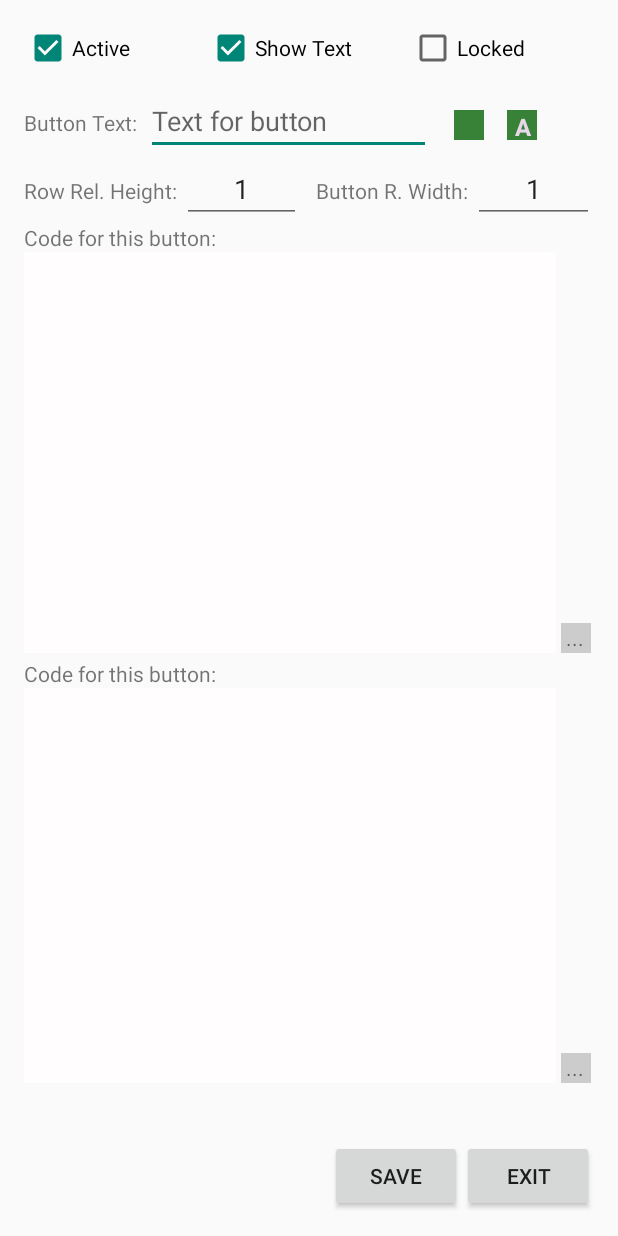
After one commit to fmtoro/ProgrammableCalculator, an Android app: the EditBtnActivity screen opened directly, with no data from a screen before it, on a phone screen of 412 x 824 dp. The commit adds this screen. Run offline under Robolectric (Android 15) with nearby library versions, the phone set to English and light mode, and no system bars.

Commit message:
Edit button XML (Draft)

```diff
--- /dev/null
+++ b/app/src/main/java/com/ftpha/programmablecalculator/EditBtnActivity.java
@@ -0,0 +1,43 @@
+/*
+ * Copyright (c) 2015. Fernando Toro. All rights reserved
+ */
+
+package com.ftpha.programmablecalculator;
+
+import android.app.Activity;
+import android.support.v7.app.ActionBarActivity;
+import android.os.Bundle;
+import android.view.Menu;
+import android.view.MenuItem;
+
+
+public class EditBtnActivity extends Activity {
+
+    @Override
+    protected void onCreate(Bundle savedInstanceState) {
+        super.onCreate(savedInstanceState);
+        setContentView(R.layout.activity_edit_btn);
+    }
+
+    @Override
+    public boolean onCreateOptionsMenu(Menu menu) {
+        // Inflate the menu; this adds items to the action bar if it is present.
+        getMenuInflater().inflate(R.menu.menu_edit_btn, menu);
+        return true;
+    }
+
+    @Override
+    public boolean onOptionsItemSelected(MenuItem item) {
+        // Handle action bar item clicks here. The action bar will
+        // automatically handle clicks on the Home/Up button, so long
+        // as you specify a parent activity in AndroidManifest.xml.
+        int id = item.getItemId();
+
+        //noinspection SimplifiableIfStatement
+        if (id == R.id.action_settings) {
+            return true;
+        }
+
+        return super.onOptionsItemSelected(item);
+    }
+}
--- /dev/null
+++ b/app/src/main/res/layout/activity_edit_btn.xml
@@ -0,0 +1,277 @@
+<!--
+  ~ Copyright (c) 2015. Fernando Toro. All rights reserved
+  -->
+
+<LinearLayout
+    xmlns:android="http://schemas.android.com/apk/res/android"
+    xmlns:tools="http://schemas.android.com/tools"
+    android:layout_width="match_parent"
+    android:layout_height="match_parent"
+    android:paddingLeft="@dimen/activity_horizontal_margin"
+    android:paddingRight="@dimen/activity_horizontal_margin"
+    android:paddingTop="@dimen/activity_vertical_margin"
+    android:paddingBottom="@dimen/activity_vertical_margin"
+    tools:context="com.ftpha.programmablecalculator.EditBtnActivity"
+    android:orientation="vertical">
+
+    <LinearLayout
+        android:layout_width="match_parent"
+        android:layout_height="wrap_content"
+        android:orientation="horizontal">
+
+        <CheckBox
+            android:layout_width="0dp"
+            android:layout_weight="1"
+            android:layout_height="wrap_content"
+            android:text="Active"
+            android:id="@+id/checkBox"
+            android:checked="true"/>
+
+        <CheckBox
+            android:layout_width="0dp"
+            android:layout_weight="1.1"
+            android:layout_height="wrap_content"
+            android:text="Show Text"
+            android:id="@+id/checkBox2"
+            android:checked="true"/>
+
+        <CheckBox
+            android:layout_width="0dp"
+            android:layout_weight="1"
+            android:layout_height="wrap_content"
+            android:text="Locked"
+            android:id="@+id/checkBox3"/>
+    </LinearLayout>
+
+    <LinearLayout
+        android:layout_width="match_parent"
+        android:layout_height="wrap_content"
+        android:orientation="horizontal"
+        android:layout_marginTop="10dp">
+        <TextView
+            android:text="@string/buttonText"
+            android:layout_width="0dp"
+            android:layout_weight="6"
+            android:layout_height="wrap_content"/>
+        <EditText
+            android:layout_width="0dp"
+            android:layout_weight="14"
+            android:layout_height="wrap_content"
+            android:hint="Text for button"
+            />
+        <LinearLayout
+            android:layout_width="0dp"
+            android:layout_weight="8"
+            android:layout_height="match_parent"
+            android:layout_gravity="bottom"
+            >
+            <LinearLayout
+                android:id="@+id/llButtonColor"
+                android:layout_width="20dp"
+                android:layout_height="20dp"
+                android:orientation="horizontal"
+                android:background="#ff378237"
+                android:layout_gravity="bottom"
+                android:layout_marginBottom="10dp"
+                android:layout_marginLeft="15dp"
+                android:onClick="onButtonColClicked"
+                >
+            </LinearLayout>
+            <LinearLayout
+                android:layout_width="20dp"
+                android:layout_height="20dp"
+                android:orientation="horizontal"
+                android:background="#ff378237"
+                android:layout_gravity="bottom"
+                android:layout_marginBottom="10dp"
+                android:layout_marginLeft="15dp"
+                android:onClick="onTextColClicked"
+                >
+                <TextView
+                    android:layout_width="match_parent"
+                    android:layout_height="match_parent"
+                    android:text="A"
+                    android:textSize="16dp"
+                    android:textStyle="bold"
+                    android:layout_gravity="center"
+                    android:layout_marginLeft="5dp"
+                    android:textColor="#ffe9d8e9"
+                    />
+            </LinearLayout>
+        </LinearLayout>
+    </LinearLayout>
+    <LinearLayout
+        android:layout_width="match_parent"
+        android:layout_height="wrap_content"
+        android:orientation="horizontal">
+
+        <LinearLayout
+            android:layout_width="0dp"
+            android:layout_weight="1"
+            android:layout_height="wrap_content"
+            android:orientation="horizontal"
+            >
+            <TextView
+                android:layout_width="wrap_content"
+                android:layout_height="wrap_content"
+                android:text="Row Rel. Height: "
+                />
+
+            <EditText
+                android:id="@+id/txtRowH"
+                android:layout_width="wrap_content"
+                android:layout_height="wrap_content"
+                android:inputType="numberDecimal"
+                android:ems="10"
+                android:layout_weight="1"
+                android:text="1"
+                android:gravity="center_horizontal"/>
+        </LinearLayout>
+
+        <LinearLayout
+            android:layout_width="0dp"
+            android:layout_weight="1"
+            android:layout_height="wrap_content"
+            android:orientation="horizontal"
+            android:layout_marginLeft="10dp"
+            >
+            <TextView
+                android:layout_width="wrap_content"
+                android:layout_height="wrap_content"
+                android:text="Button R. Width: "
+                />
+
+            <EditText
+                android:id="@+id/txtBtnW"
+                android:layout_width="wrap_content"
+                android:layout_height="wrap_content"
+                android:inputType="numberDecimal"
+                android:ems="10"
+                android:layout_weight="1"
+                android:text="1"
+                android:gravity="center_horizontal"/>
+        </LinearLayout>
+
+    </LinearLayout>
+    <LinearLayout
+        android:layout_width="match_parent"
+        android:layout_height="match_parent"
+        android:orientation="vertical">
+        <LinearLayout
+            android:layout_width="match_parent"
+            android:layout_height="0dp"
+            android:layout_weight="100">
+            <LinearLayout
+                android:layout_width="match_parent"
+                android:layout_height="match_parent"
+                android:orientation="horizontal">
+                <LinearLayout
+                    android:layout_width="0dp"
+                    android:layout_weight="100"
+                    android:layout_height="match_parent"
+                    android:orientation="vertical">
+                    <TextView
+                        android:layout_width="wrap_content"
+                        android:layout_height="wrap_content"
+                        android:text="Code for this button: "/>
+                    <EditText
+                        android:layout_width="match_parent"
+                        android:layout_height="match_parent"
+                        android:gravity="top"
+                        android:background="#fffdfe"
+                        />
+                </LinearLayout>
+                <LinearLayout
+                    android:layout_width="0dp"
+                    android:layout_weight="7"
+                    android:layout_height="match_parent"
+                    >
+                    <LinearLayout
+                        android:layout_width="20dp"
+                        android:layout_height="20dp"
+                        android:layout_gravity="bottom"
+                        android:layout_marginLeft="3dp"
+                        >
+                        <TextView
+                            android:layout_width="match_parent"
+                            android:layout_height="match_parent"
+                            android:text=" ..."
+                            android:background="#cccccc"
+                            />
+                    </LinearLayout>
+                </LinearLayout>
+            </LinearLayout>
+
+        </LinearLayout> <LinearLayout
+        android:layout_width="match_parent"
+        android:layout_height="0dp"
+        android:layout_weight="100">
+        <LinearLayout
+            android:layout_width="match_parent"
+            android:layout_height="match_parent"
+            android:orientation="horizontal"
+            android:layout_marginTop="4dp">
+            <LinearLayout
+                android:layout_width="0dp"
+                android:layout_weight="100"
+                android:layout_height="match_parent"
+                android:orientation="vertical">
+                <TextView
+                    android:layout_width="wrap_content"
+                    android:layout_height="wrap_content"
+                    android:text="Code for this button: "/>
+                <EditText
+                    android:layout_width="match_parent"
+                    android:layout_height="match_parent"
+                    android:gravity="top"
+                    android:background="#fffdfe"/>
+            </LinearLayout>
+            <LinearLayout
+                android:layout_width="0dp"
+                android:layout_weight="7"
+                android:layout_height="match_parent"
+                >
+                <LinearLayout
+                    android:layout_width="20dp"
+                    android:layout_height="20dp"
+                    android:layout_gravity="bottom"
+                    android:layout_marginLeft="3dp"
+                    >
+                    <TextView
+                        android:layout_width="match_parent"
+                        android:layout_height="match_parent"
+                        android:text=" ..."
+                        android:background="#cccccc"
+                        />
+                </LinearLayout>
+            </LinearLayout>
+        </LinearLayout>
+
+    </LinearLayout>
+        <LinearLayout
+            android:layout_width="match_parent"
+            android:layout_height="0dp"
+            android:layout_weight="30"
+            android:orientation="horizontal"
+            android:gravity="right"
+            >
+
+            <Button
+                android:layout_width="wrap_content"
+                android:layout_height="wrap_content"
+                android:layout_gravity="bottom"
+                android:text="Save"/>
+
+            <Button
+                android:layout_width="wrap_content"
+                android:layout_height="wrap_content"
+                android:layout_gravity="bottom"
+                android:text="Exit"/>
+        </LinearLayout>
+
+
+
+    </LinearLayout>
+
+
+</LinearLayout>
--- /dev/null
+++ b/app/src/main/res/menu/menu_edit_btn.xml
@@ -0,0 +1,13 @@
+<!--
+  ~ Copyright (c) 2015. Fernando Toro. All rights reserved
+  -->
+
+<menu xmlns:android="http://schemas.android.com/apk/res/android"
+      xmlns:app="http://schemas.android.com/apk/res-auto"
+      xmlns:tools="http://schemas.android.com/tools"
+      tools:context="com.ftpha.programmablecalculator.EditBtnActivity">
+    <item android:id="@+id/action_settings"
+          android:title="@string/action_settings"
+          android:orderInCategory="100"
+          app:showAsAction="never"/>
+</menu>
--- a/app/src/main/res/values/strings.xml
+++ b/app/src/main/res/values/strings.xml
@@ -4,4 +4,6 @@
     <string name="hello_world">Hello world!</string>
     <string name="action_settings">Settings</string>
     <string name="youNeedGingerBread">You need Gingerbread MR1 or later to use this app</string>
+    <string name="title_activity_edit_btn">Button Edit</string>
+    <string name="buttonText">Button Text: </string>
 </resources>
```
Also changed, not shown: app/src/main/AndroidManifest.xml (+9 -2 lines).
